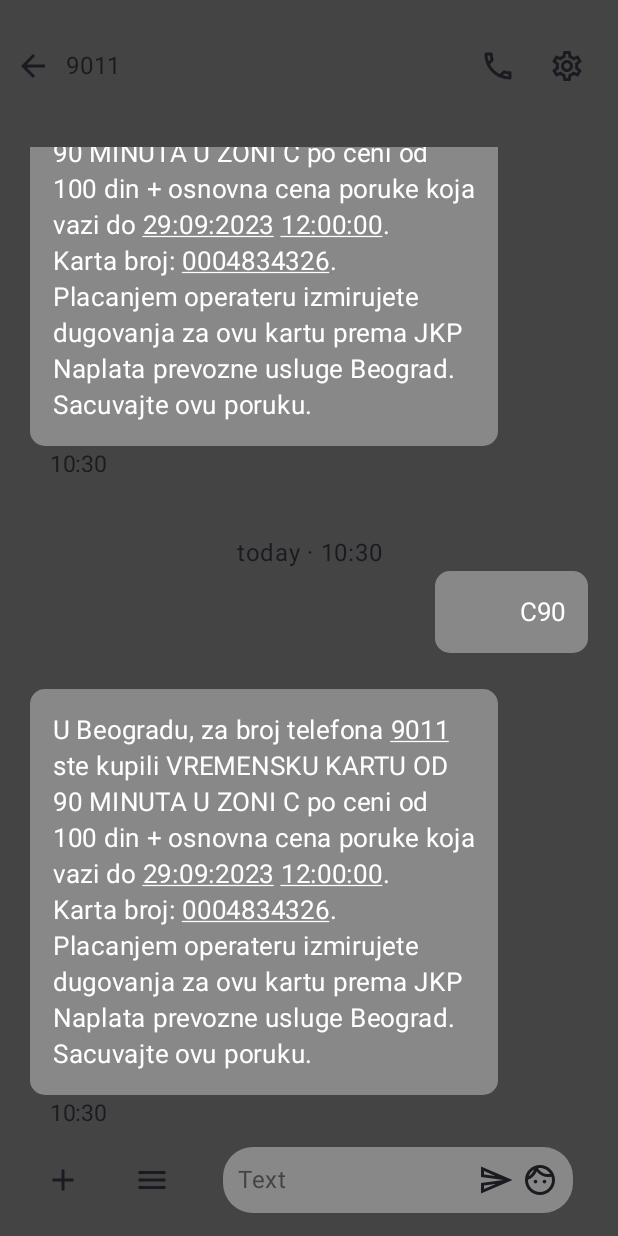
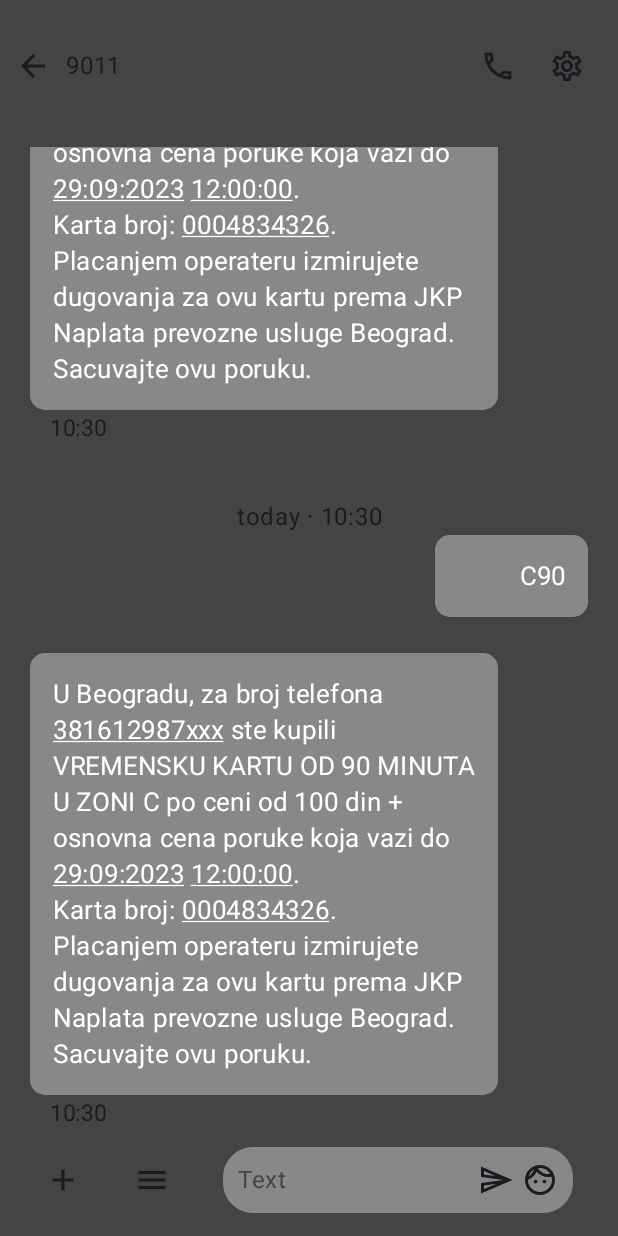
Before and after one commit to stcksmsh/BeogradPlusPlus, an Android app built with Jetpack Compose: the screen it shows after launch (MainActivity), on a phone screen of 412 x 824 dp. Run offline under Robolectric (Android 15) with nearby library versions, the phone set to English and light mode, and no system bars.

Commit message:
didnt add xxx at end of number, also used the wrong default number, now it should work

```diff
--- a/app/src/main/java/io/github/stcksmsh/beogradplusplus/MainActivity.kt
+++ b/app/src/main/java/io/github/stcksmsh/beogradplusplus/MainActivity.kt
@@ -62,7 +62,7 @@ fun Greeting(modifier: Modifier = Modifier) {
                 items(NumberOfMessages){ it ->
                     Message(
                         dayText = "today",
-                        phoneNumber = "9011",
+                        phoneNumber = PhoneNumber,
                         time = time,
                         ticketNumber = "${IDGenerator(time)}"
                     )
--- a/app/src/main/java/io/github/stcksmsh/beogradplusplus/Message.kt
+++ b/app/src/main/java/io/github/stcksmsh/beogradplusplus/Message.kt
@@ -57,7 +57,7 @@ fun Message(dayText: String, phoneNumber: String, time: Date, ticketNumber: Stri
         Text(
             text = buildAnnotatedString {
                 append("U Beogradu, za broj telefona ")
-                withStyle(style = SpanStyle(textDecoration = TextDecoration.Underline)){append("${phoneNumber}")}
+                withStyle(style = SpanStyle(textDecoration = TextDecoration.Underline)){append("${phoneNumber.subSequence(0,phoneNumber.length-3)}xxx")}
                 append(" ste kupili VREMENSKU KARTU OD 90 MINUTA U ZONI C po ceni od ${Price} din + osnovna cena poruke koja vazi do ")
                 withStyle(style = SpanStyle(textDecoration = TextDecoration.Underline)){append("${validDate}")}
                 append(" ")
```
